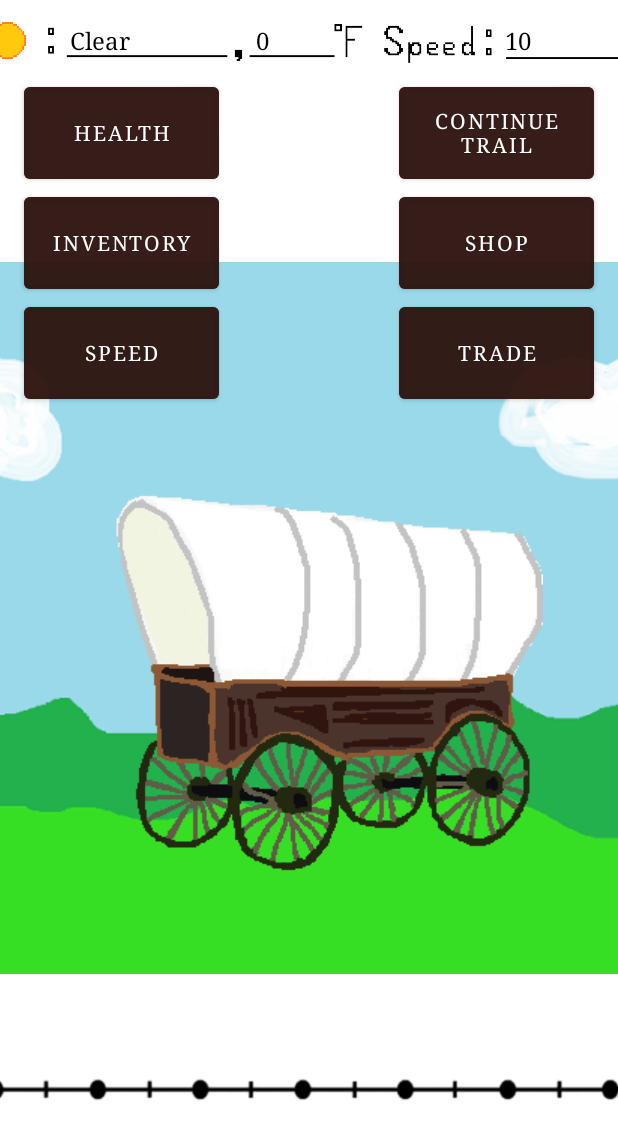
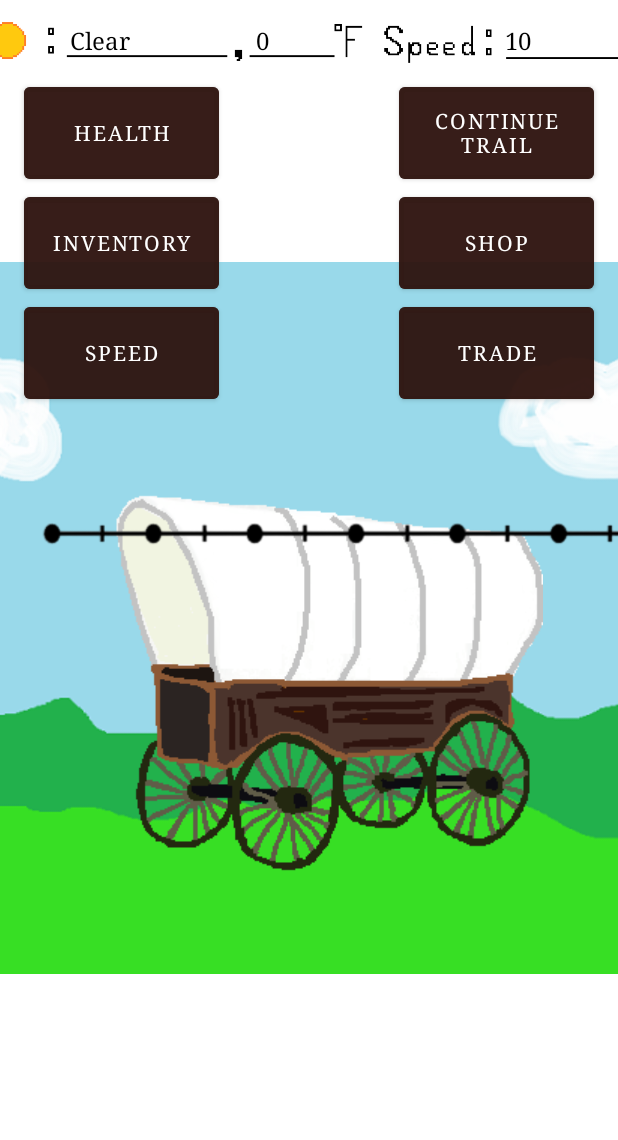
Before and after one commit to a-burkholder/OTrail, an Android app: the MainGame screen opened directly, with no data from a screen before it, on a phone screen of 412 x 824 dp. Shown: the top 1140 px of the screen. Run offline under Robolectric (Android 15) with nearby library versions, the phone set to English and light mode, and no system bars; 4 statements that could not run were skipped.

Commit message:
fixedMainScreen for pixel 3

```diff
--- a/app/src/main/res/layout/gameplayscreen.xml
+++ b/app/src/main/res/layout/gameplayscreen.xml
@@ -176,14 +176,12 @@
 
     <ImageView
         android:id="@+id/imageView42"
-        android:layout_width="698dp"
-        android:layout_height="39dp"
-        app:layout_constraintBottom_toBottomOf="parent"
-        app:layout_constraintEnd_toEndOf="parent"
-        app:layout_constraintHorizontal_bias="0.545"
+        android:layout_width="690dp"
+        android:layout_height="318dp"
+        android:layout_marginStart="20dp"
+        android:layout_marginTop="196dp"
         app:layout_constraintStart_toStartOf="parent"
         app:layout_constraintTop_toTopOf="parent"
-        app:layout_constraintVertical_bias="0.9"
         app:srcCompat="@drawable/progressbar" />
 
     <ImageView
```
